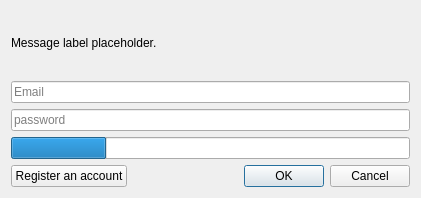
Before: the Qt Designer form launcher/ui/dialogs/BsLoginDialog.ui in graytoowolf/Launcher-Cracked, drawn with Qt 5.
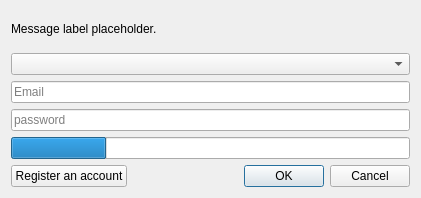
After: the same form once the commit is applied.

```diff
--- a/launcher/ui/dialogs/BsLoginDialog.ui
+++ b/launcher/ui/dialogs/BsLoginDialog.ui
@@ -33,6 +33,9 @@
      </property>
     </widget>
    </item>
+   <item>
+    <widget class="QComboBox" name="yggurlcomboBox"/>
+   </item>
    <item>
     <widget class="QLineEdit" name="userTextBox">
      <property name="placeholderText">
```
